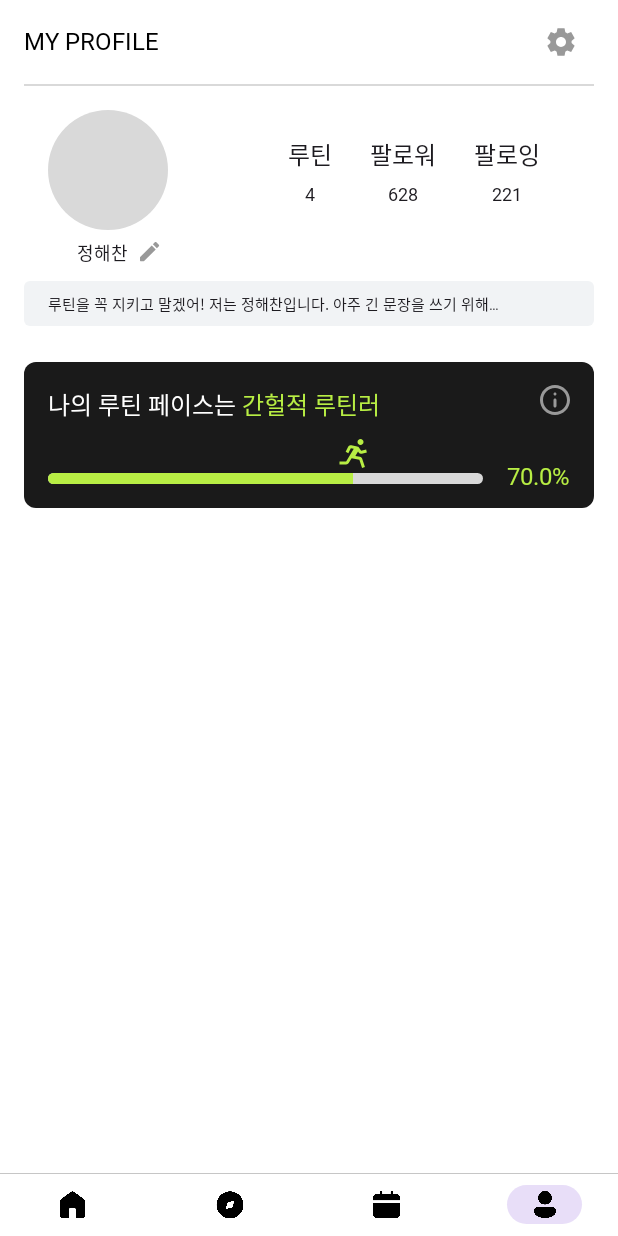
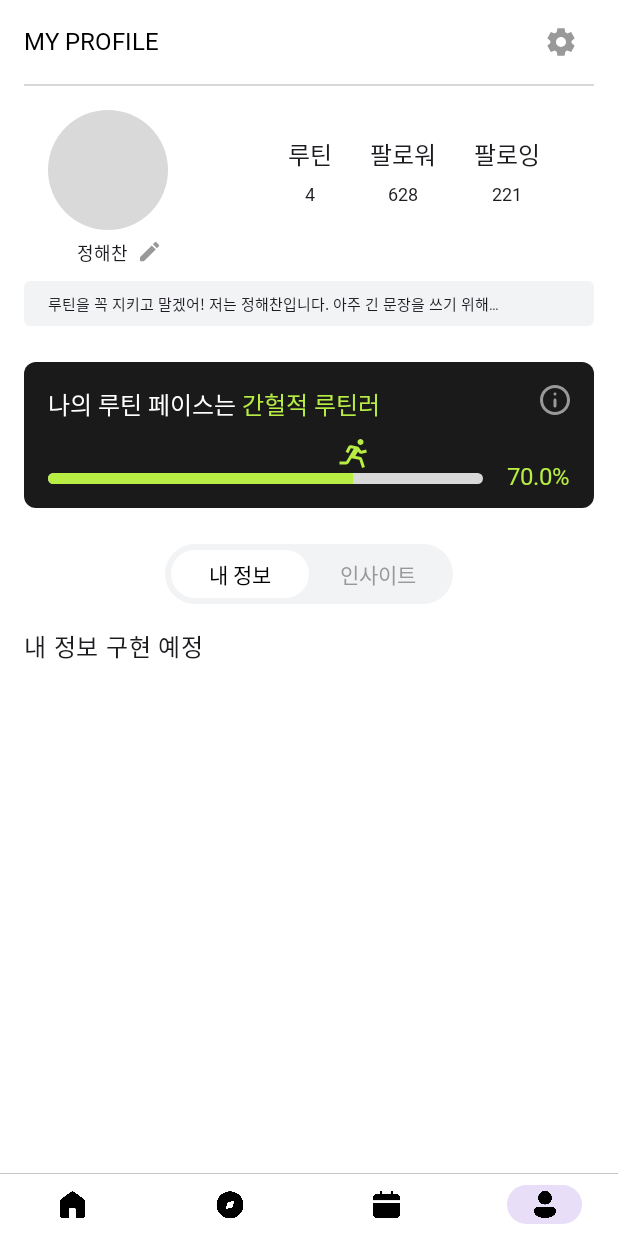
Before and after one commit to KUIT-MORU/KUIT_MORU_Android, an Android app built with Jetpack Compose: the ActMainScreen screen opened through its navigation route, on a phone screen of 412 x 824 dp. Run offline under Robolectric (Android 15) with nearby library versions, the phone set to English and light mode, and no system bars; Roboto replaces fonts that are not available here.

Commit message:
[feat] MyActivityTab 구현

```diff
--- /dev/null
+++ b/app/src/main/java/com/konkuk/moru/presentation/myactivity/component/MyActivityTab.kt
@@ -0,0 +1,95 @@
+package com.konkuk.moru.presentation.myactivity.component
+
+import androidx.compose.animation.core.animateDp
+import androidx.compose.animation.core.updateTransition
+import androidx.compose.foundation.background
+import androidx.compose.foundation.clickable
+import androidx.compose.foundation.layout.Arrangement
+import androidx.compose.foundation.layout.Box
+import androidx.compose.foundation.layout.Column
+import androidx.compose.foundation.layout.Row
+import androidx.compose.foundation.layout.Spacer
+import androidx.compose.foundation.layout.fillMaxHeight
+import androidx.compose.foundation.layout.fillMaxSize
+import androidx.compose.foundation.layout.fillMaxWidth
+import androidx.compose.foundation.layout.height
+import androidx.compose.foundation.layout.offset
+import androidx.compose.foundation.layout.padding
+import androidx.compose.foundation.layout.width
+import androidx.compose.foundation.shape.RoundedCornerShape
+import androidx.compose.material3.Text
+import androidx.compose.runtime.Composable
+import androidx.compose.runtime.getValue
+import androidx.compose.ui.Alignment
+import androidx.compose.ui.Modifier
+import androidx.compose.ui.draw.clip
+import androidx.compose.ui.draw.shadow
+import androidx.compose.ui.graphics.Color
+import androidx.compose.ui.text.style.TextAlign
+import androidx.compose.ui.unit.dp
+import androidx.compose.ui.unit.sp
+import com.konkuk.moru.ui.theme.MORUTheme.colors
+import com.konkuk.moru.ui.theme.MORUTheme.typography
+
+@Composable
+fun MyActivityTab(
+    selectedTab: Int,
+    onTabSelected: (Int) -> Unit,
+    modifier: Modifier = Modifier
+) {
+    val tabTitles = listOf("내 정보", "인사이트")
+
+    Column {
+        Box(
+            modifier = modifier
+                .fillMaxWidth()
+                .padding(horizontal = 78.dp)
+                .height(40.dp)
+                .clip(RoundedCornerShape(200.dp))
+                .background(color = colors.veryLightGray)
+        ) {
+            Row(
+                verticalAlignment = Alignment.CenterVertically,
+                horizontalArrangement = Arrangement.SpaceBetween,
+                modifier = Modifier.fillMaxSize().padding(start=4.dp, end =4.dp)
+            ) {
+                tabTitles.forEachIndexed { index, title ->
+                    Box(
+                        modifier = Modifier
+                            .height(32.dp)
+                            .weight(1f)
+                            .clip(RoundedCornerShape(200.dp))
+                            .background(color = if (index == selectedTab) Color(0xFFFFFFFF) else colors.veryLightGray)
+                            .clickable { onTabSelected(index) },
+                        contentAlignment = Alignment.Center
+                    ) {
+                        Text(
+                            text = title,
+                            style = typography.body_SB_14,
+                            color = if (index == selectedTab)
+                                colors.black
+                            else
+                                colors.mediumGray
+                        )
+                    }
+                }
+            }
+        }
+
+        Spacer(modifier = Modifier.height(16.dp))
+
+        when (selectedTab) {
+            0 -> {
+                Column(modifier = Modifier.fillMaxSize()) {
+                    Text("내 정보 구현 예정")
+                }
+            }
+
+            1 -> {
+                Column(modifier = Modifier.fillMaxSize()) {
+                    Text("인사이트 구현 예정")
+                }
+            }
+        }
+    }
+}
--- a/app/src/main/java/com/konkuk/moru/presentation/myactivity/screen/ActMainScreen.kt
+++ b/app/src/main/java/com/konkuk/moru/presentation/myactivity/screen/ActMainScreen.kt
@@ -33,6 +33,7 @@ import androidx.compose.ui.tooling.preview.Preview
 import androidx.compose.ui.unit.dp
 import androidx.navigation.NavHostController
 import com.konkuk.moru.presentation.myactivity.component.ActMyInfo
+import com.konkuk.moru.presentation.myactivity.component.MyActivityTab
 import com.konkuk.moru.presentation.myactivity.component.MyProfileTitle
 import com.konkuk.moru.presentation.myactivity.component.RoutinePaceCard
 import com.konkuk.moru.ui.theme.MORUTheme.colors
@@ -66,6 +67,16 @@ fun ActMainScreen(
             ActMyInfo(4, 628, 221, "정해찬", "루틴을 꼭 지키고 말겠어! 저는 정해찬입니다. 아주 긴 문장을 쓰기 위해 아무 말이나 작성 중입니다.")
             Spacer(modifier = Modifier.height(24.dp))
             RoutinePaceCard("간헐적 루틴러", 0.7f)
+            Spacer(modifier = Modifier.height(24.dp))
+
+            var selectedTab by remember { mutableStateOf(0) }
+            MyActivityTab(
+                selectedTab = selectedTab,
+                onTabSelected = { selectedTab = it },
+                modifier = Modifier
+                    .fillMaxWidth()
+                    .padding(horizontal = 16.dp)
+            )
         }
     }
 }
```
